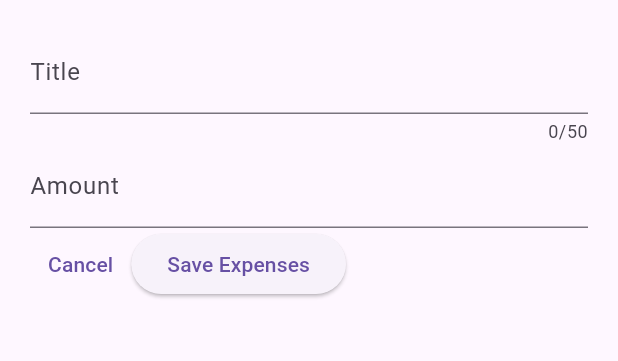
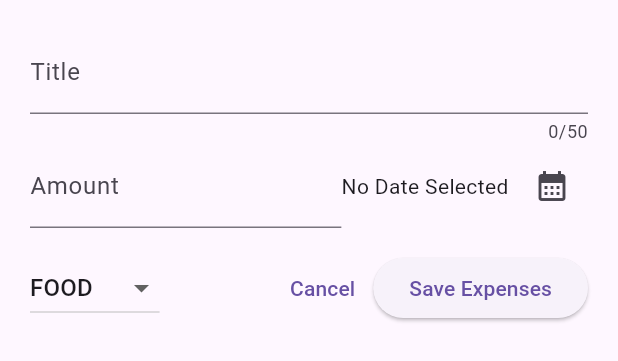
Before and after one commit to S-at-yam/Expense-Tracker, a Flutter app: the NewExpense widget shown alone on an empty page, opened directly, on a phone screen of 412 x 824 dp. Shown: the top 361 px of the screen. Run offline on Flutter 3.47's test engine with Material 3 defaults, Android fonts, the phone set to English and light mode, and no system bars.

Commit message:
Added dropdown button

```diff
--- a/lib/widgets/new_expense.dart
+++ b/lib/widgets/new_expense.dart
@@ -1,3 +1,4 @@
+import 'package:expense_tracker/model/expense.dart';
 import 'package:flutter/material.dart';
 
 class NewExpense extends StatefulWidget {
@@ -12,12 +13,29 @@ class _NewExpenseState extends State<NewExpense> {
   // _NewExpenseState({super.key});
   final _titleController = TextEditingController();
   final _amountController = TextEditingController();
+  DateTime? _selectedDate;
+  var _selectedCategory = Category.food;
 
   @override
   void dispose() {
     _titleController.dispose();
     _amountController.dispose();
     super.dispose();
+  }
+
+  void _selectDate() async {
+    final curDate = DateTime.now();
+    final firstDate = DateTime(curDate.year - 1, curDate.month, curDate.day);
+
+    final pickedDate = await showDatePicker(
+      context: context,
+      firstDate: firstDate,
+      lastDate: curDate,
+      initialDate: curDate,
+    );
+    setState(() {
+      _selectedDate = pickedDate;
+    });
   }
 
   @override
@@ -44,11 +62,48 @@ class _NewExpenseState extends State<NewExpense> {
                   keyboardType: TextInputType.number,
                 ),
               ),
+              Row(
+                mainAxisAlignment: MainAxisAlignment.end,
+                crossAxisAlignment: CrossAxisAlignment.center,
+                children: [
+                  Text(
+                    _selectedDate == null
+                        ? 'No Date Selected'
+                        : formatter.format(_selectedDate!),
+                  ),
+                  const SizedBox(width: 5),
+                  IconButton(
+                    onPressed: _selectDate,
+                    icon: Icon(Icons.calendar_month),
+                  ),
+                ],
+              ),
             ],
           ),
-
+          const SizedBox(height: 16),
           Row(
             children: [
+              DropdownButton(
+                value: _selectedCategory,
+                items:
+                    Category.values
+                        .map(
+                          (category) => DropdownMenuItem(
+                            value: category,
+                            child: Text(category.name.toUpperCase()),
+                          ),
+                        )
+                        .toList(),
+                onChanged: (value) {
+                  if (value == null) {
+                    return;
+                  }
+                  setState(() {
+                    _selectedCategory = value;
+                  });
+                },
+              ),
+              const Spacer(),
               TextButton(
                 onPressed: () {
                   Navigator.pop(context);
```
